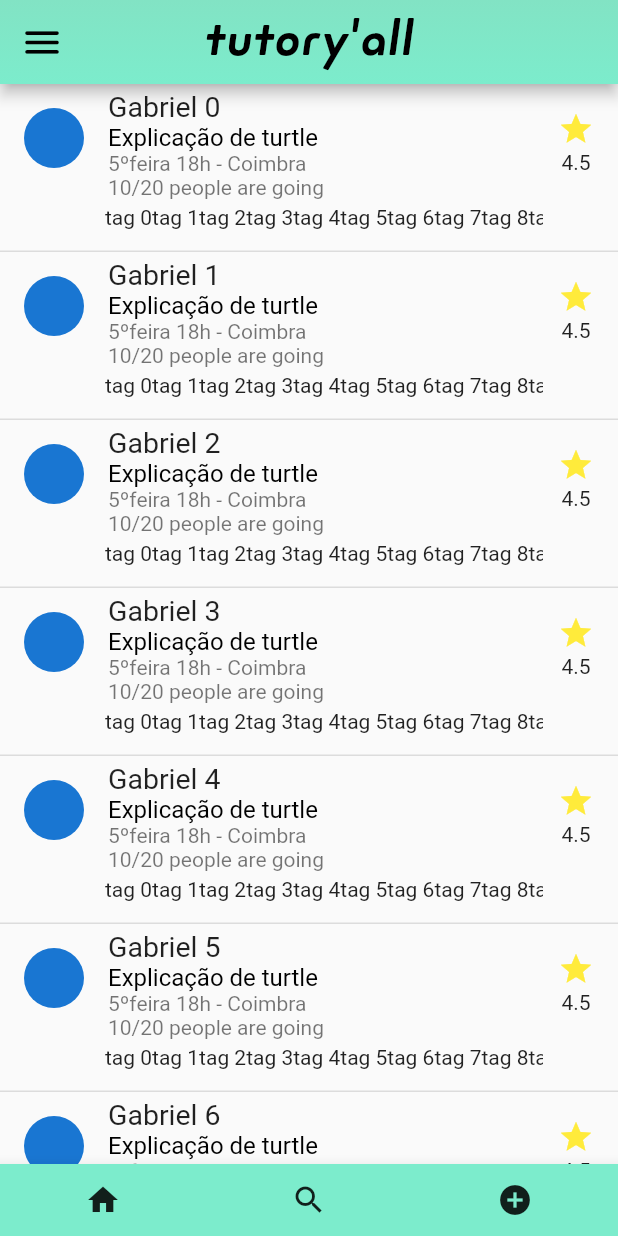
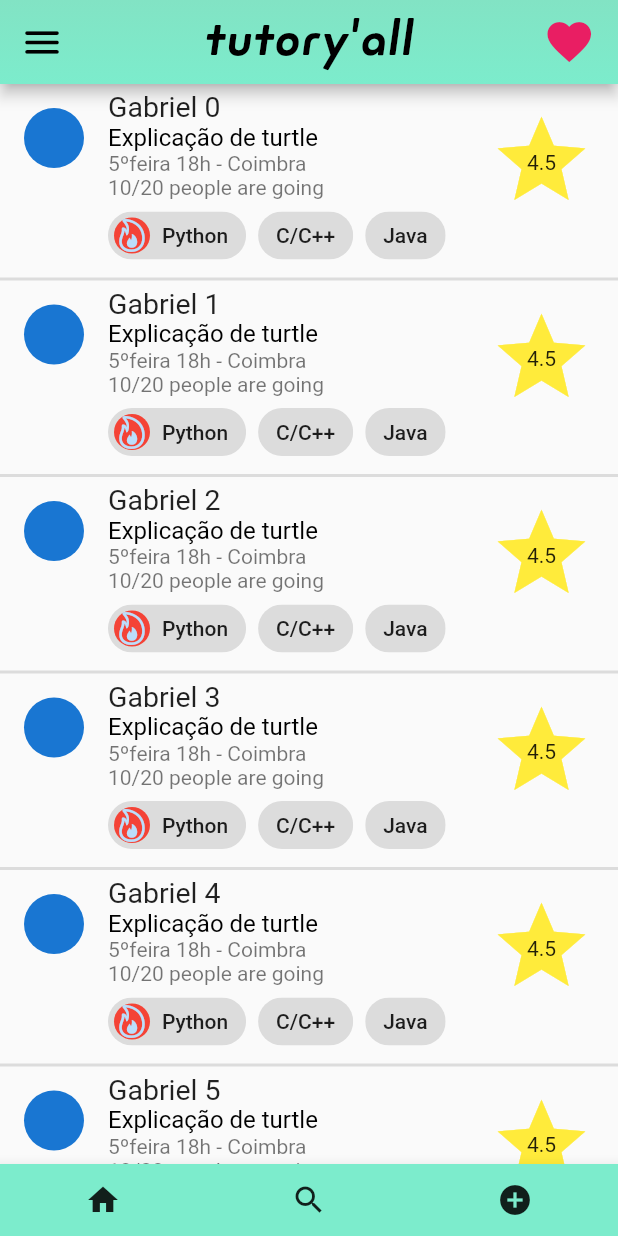
Before and after one commit to pedromig/Tutoryall, a Flutter app: the screen it shows once a user with an empty profile is signed in, on a phone screen of 412 x 824 dp. Run offline on Flutter 3.47's test engine with Material 2 defaults, Android fonts, the phone set to English and light mode, and no system bars; our stand-ins replace auto_size_text, firebase_auth, firebase_core; accounts and stored records are empty.

Commit message:
Home Page UI almost finished. I am done for the day tomorrow ill take care of the rest

```diff
--- a/tutoryall/lib/home_page.dart
+++ b/tutoryall/lib/home_page.dart
@@ -61,6 +61,19 @@ class _HomePageState extends State<HomePage> {
                 colors: [Color(0xff82E3C4), Color(0xff7ceccc)]),
           ),
         ),
+        actions: [
+          Container(
+            margin: EdgeInsets.only(right: 15),
+            child: InkWell(
+              onTap: () => {print("Tapped Favorite")},
+              child: Icon(
+                Icons.favorite,
+                color: Colors.pink,
+                size: 35.0,
+              ),
+            ),
+          )
+        ],
         title: Text(
           "tutory'all",
           style: TextStyle(
@@ -151,7 +164,10 @@ class _HomePageState extends State<HomePage> {
                     return CustomTile(snapshot: snapshot, index: index);
                   },
                   separatorBuilder: (BuildContext context, int index) {
-                    return Divider(height: 1, thickness: 1);
+                    return Divider(
+                      height: 2,
+                      thickness: 2,
+                    );
                   },
                 );
               }
@@ -163,11 +179,6 @@ class _HomePageState extends State<HomePage> {
   }
 }
 
-// TODO:  Passar para um ficheiro .dart caso seja necessário usar esta classe
-//TODO implementar esta classe corretamente para suprimir as necessidades da aplicação
-//      Mudar o nome desta classe para Event
-//      Ter de ter um User associado ao evento
-//      Criar a classe User com todos os dados de user
 class OurUser {
   final String name;
   final List<Tag> tags;
--- a/tutoryall/lib/left_drawer.dart
+++ b/tutoryall/lib/left_drawer.dart
@@ -1,3 +1,4 @@
+import 'package:firebase_auth/firebase_auth.dart';
 /**
  * Licenciatura em Engenharia Informática | Faculdade de Ciências e Tecnologia da Universidade de Coimbra
  * Projeto de PGI - Tutory'all 2020/2021
@@ -21,6 +22,8 @@ class LeftDrawer extends StatefulWidget {
 }
 
 class _LeftDrawerState extends State<LeftDrawer> {
+  final FirebaseAuth _auth = FirebaseAuth.instance;
+
   final List<String> names = [
     "Profile",
     "Settings",
@@ -103,7 +106,7 @@ class _LeftDrawerState extends State<LeftDrawer> {
                 borderRadius: BorderRadius.all(Radius.circular(30)),
                 color: Colors.white),
             child: Text(
-              " Miguel Rabuge ",
+              " " + "Ghost" + " ",
               style: TextStyle(
                 fontSize: 20,
                 fontFamily: 'Minimo',
@@ -116,7 +119,7 @@ class _LeftDrawerState extends State<LeftDrawer> {
             decoration: BoxDecoration(
                 borderRadius: BorderRadius.all(Radius.circular(30)),
                 color: Colors.white),
-            child: Text(" miguelrabuge12@gmail.com ",
+            child: Text(" " + _auth.currentUser.email + " ",
                 style: TextStyle(
                   color: Colors.black,
                   fontSize: 15,
--- a/tutoryall/lib/tile.dart
+++ b/tutoryall/lib/tile.dart
@@ -1,3 +1,4 @@
+import 'package:flutter/cupertino.dart';
 /**
  * Licenciatura em Engenharia Informática | Faculdade de Ciências e Tecnologia da Universidade de Coimbra
  * Projeto de PGI - Tutory'all 2020/2021
@@ -18,7 +19,11 @@ class CustomTile extends StatelessWidget {
 
   @override
   Widget build(BuildContext context) {
-    return Container(
+    return InkWell(
+      customBorder: RoundedRectangleBorder(
+        borderRadius: BorderRadius.circular(18.0),
+        side: BorderSide(color: Colors.red),
+      ),
       child: Column(
         children: <Widget>[
           Container(
@@ -35,6 +40,25 @@ class CustomTile extends StatelessWidget {
                       style: TextStyle(fontSize: 16, color: Colors.black)),
                   Text("5ºfeira 18h - Coimbra"),
                   Text("10/20 people are going"),
+                  Wrap(
+                    spacing: 8.0,
+                    runSpacing: 1.0,
+                    children: <Widget>[
+                      Chip(
+                        avatar: CircleAvatar(
+                          backgroundColor: Colors.red,
+                          child: Icon(CupertinoIcons.flame),
+                        ),
+                        label: Text("Python"),
+                      ),
+                      Chip(
+                        label: Text("C/C++"),
+                      ),
+                      Chip(
+                        label: Text("Java"),
+                      ),
+                    ],
+                  ),
                 ],
               ),
               trailing: Column(
@@ -42,6 +66,7 @@ class CustomTile extends StatelessWidget {
                   Expanded(
                     child: Icon(
                       Icons.star,
+                      size: 70,
                       color: Colors.yellow,
                     ),
                   ),
@@ -56,21 +81,6 @@ class CustomTile extends StatelessWidget {
               ),
             ),
           ),
-          Container(
-            height: 30,
-            margin: EdgeInsets.only(left: 70, right: 50),
-            child: ListView.builder(
-              scrollDirection: Axis.horizontal,
-              itemCount: this.snapshot.data[this.index].tags.length,
-              itemBuilder: (BuildContext context, int ind) {
-                return Container(
-                  decoration: BoxDecoration(
-                      borderRadius: BorderRadius.all(Radius.circular(20))),
-                  child: Text(this.snapshot.data[this.index].tags[ind].tagName),
-                );
-              },
-            ),
-          )
         ],
       ),
     );
```
